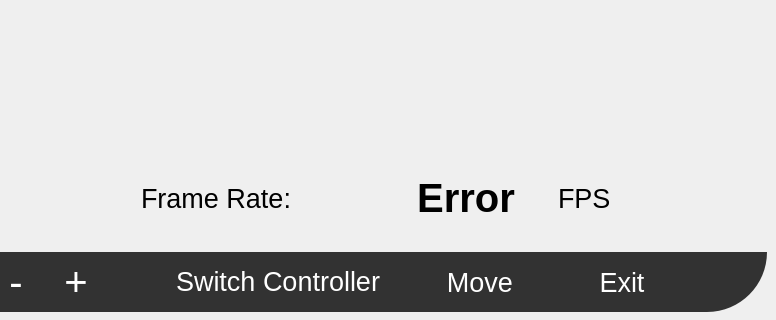
The window that src/userinterface/dashboardui.ui (Trixxle/SeamenPerformanceOverlay) describes before a commit, drawn with Qt 5; both pictures show x 545 to 1321 and y 350 to 670 of the 1321 by 670 pixel window.
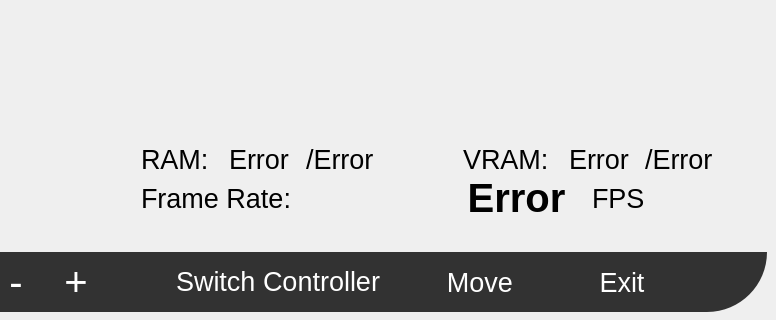
The same window after the commit.

Commit message: Added RAM and VRAM usage. Has to be tested across hardware brands

```diff
--- a/src/userinterface/dashboardui.ui
+++ b/src/userinterface/dashboardui.ui
@@ -132,7 +132,7 @@
            </font>
           </property>
           <property name="text">
-           <string>  Frame Rate:           </string>
+           <string>  Frame Rate:                    </string>
           </property>
          </widget>
         </item>
@@ -601,6 +601,146 @@
         </item>
        </layout>
       </item>
+      <item row="4" column="1">
+       <layout class="QHBoxLayout" name="SystemResources">
+        <item>
+         <widget class="QLabel" name="ramTitle">
+          <property name="font">
+           <font>
+            <pointsize>20</pointsize>
+           </font>
+          </property>
+          <property name="text">
+           <string>  RAM:</string>
+          </property>
+         </widget>
+        </item>
+        <item>
+         <spacer name="horizontalSpacer_8">
+          <property name="orientation">
+           <enum>Qt::Orientation::Horizontal</enum>
+          </property>
+          <property name="sizeType">
+           <enum>QSizePolicy::Policy::Fixed</enum>
+          </property>
+          <property name="sizeHint" stdset="0">
+           <size>
+            <width>20</width>
+            <height>20</height>
+           </size>
+          </property>
+         </spacer>
+        </item>
+        <item>
+         <widget class="QLabel" name="ramUsageLabel">
+          <property name="font">
+           <font>
+            <pointsize>20</pointsize>
+           </font>
+          </property>
+          <property name="text">
+           <string>Error</string>
+          </property>
+         </widget>
+        </item>
+        <item>
+         <widget class="QLabel" name="totalRamLabel">
+          <property name="font">
+           <font>
+            <pointsize>20</pointsize>
+           </font>
+          </property>
+          <property name="text">
+           <string>/Error</string>
+          </property>
+         </widget>
+        </item>
+        <item>
+         <spacer name="horizontalSpacer_2">
+          <property name="orientation">
+           <enum>Qt::Orientation::Horizontal</enum>
+          </property>
+          <property name="sizeType">
+           <enum>QSizePolicy::Policy::Fixed</enum>
+          </property>
+          <property name="sizeHint" stdset="0">
+           <size>
+            <width>80</width>
+            <height>20</height>
+           </size>
+          </property>
+         </spacer>
+        </item>
+        <item>
+         <widget class="QLabel" name="vramTitle">
+          <property name="font">
+           <font>
+            <pointsize>20</pointsize>
+           </font>
+          </property>
+          <property name="text">
+           <string>VRAM:</string>
+          </property>
+         </widget>
+        </item>
+        <item>
+         <spacer name="horizontalSpacer_9">
+          <property name="orientation">
+           <enum>Qt::Orientation::Horizontal</enum>
+          </property>
+          <property name="sizeType">
+           <enum>QSizePolicy::Policy::Fixed</enum>
+          </property>
+          <property name="sizeHint" stdset="0">
+           <size>
+            <width>20</width>
+            <height>20</height>
+           </size>
+          </property>
+         </spacer>
+        </item>
+        <item>
+         <widget class="QLabel" name="vramUsageLabel">
+          <property name="font">
+           <font>
+            <pointsize>20</pointsize>
+           </font>
+          </property>
+          <property name="text">
+           <string>Error</string>
+          </property>
+         </widget>
+        </item>
+        <item>
+         <widget class="QLabel" name="totalVramLabel">
+          <property name="font">
+           <font>
+            <pointsize>20</pointsize>
+           </font>
+          </property>
+          <property name="text">
+           <string>/Error</string>
+          </property>
+         </widget>
+        </item>
+        <item>
+         <spacer name="horizontalSpacer_4">
+          <property name="orientation">
+           <enum>Qt::Orientation::Horizontal</enum>
+          </property>
+          <property name="sizeType">
+           <enum>QSizePolicy::Policy::Fixed</enum>
+          </property>
+          <property name="sizeHint" stdset="0">
+           <size>
+            <width>20</width>
+            <height>20</height>
+           </size>
+          </property>
+         </spacer>
+        </item>
+       </layout>
+      </item>
      </layout>
     </item>
     <item row="1" column="0">
```
The commit also changes 13 other files.
